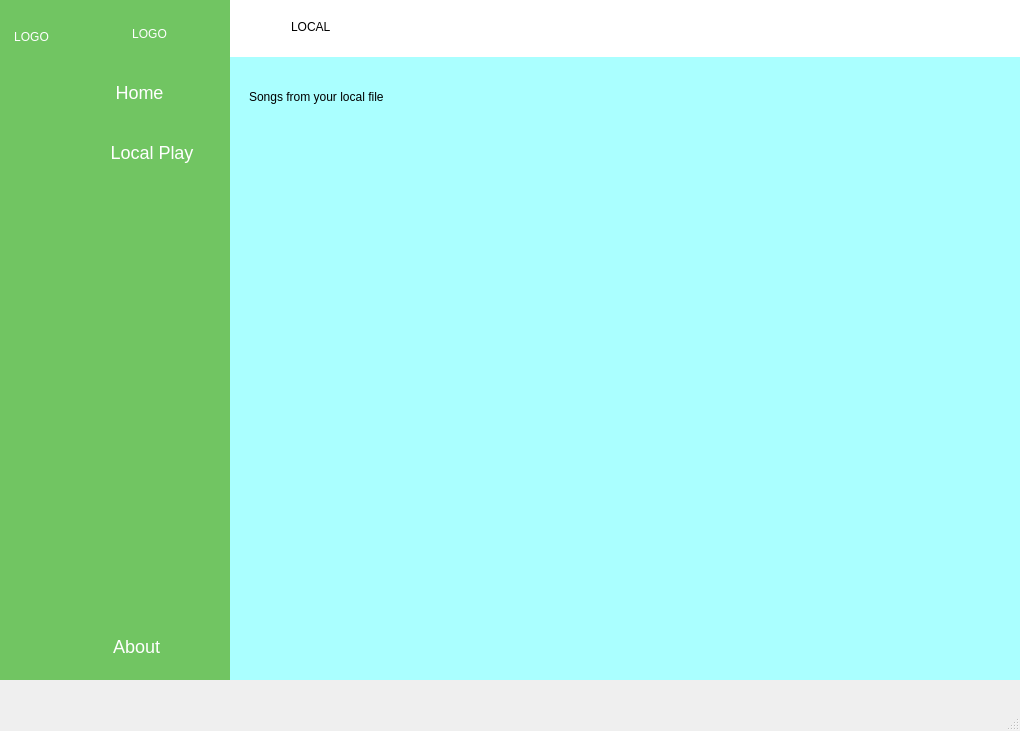
Above: UI/main_screen.ui from VincentZyrellDelaCruz/PyqtProject before the change. Below: the same form after it.
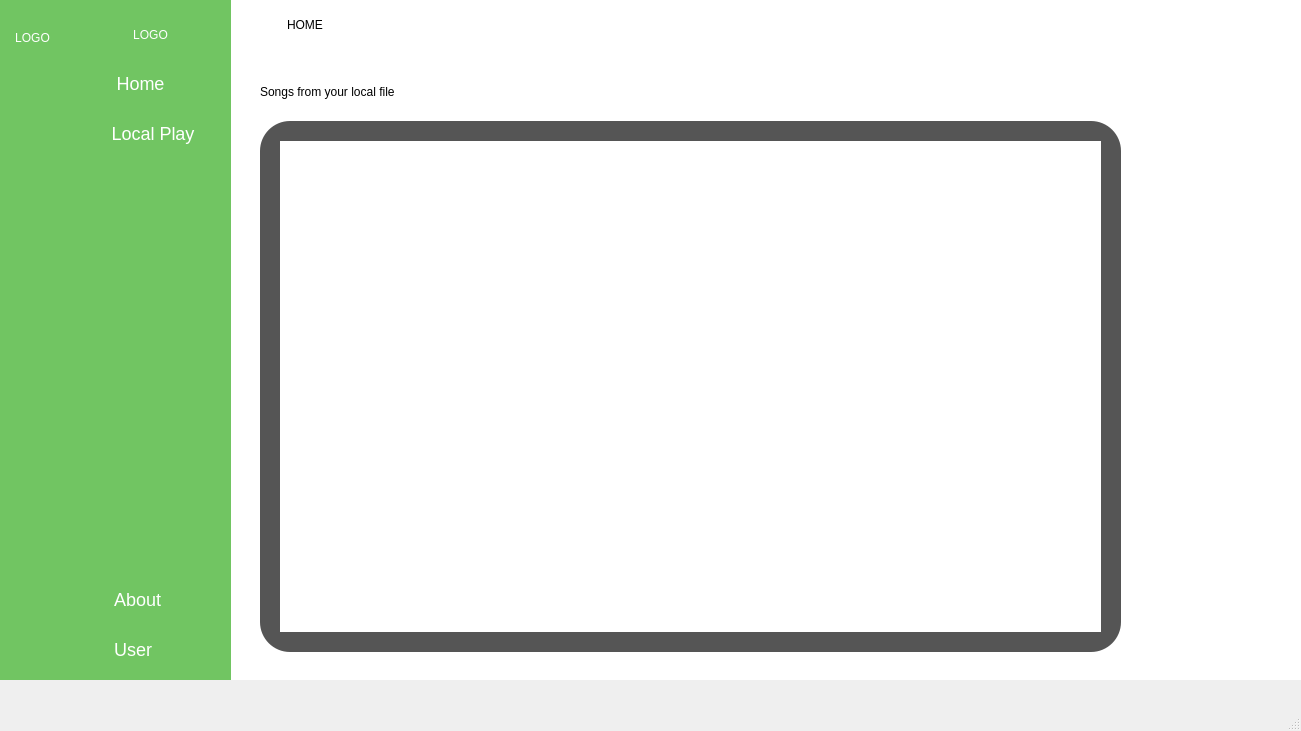
That is the form after the change. The open tabs and pages were chosen to show the change. Icons and pictures are not drawn.

Commit message: Add metadata module and playlist inside local play page

```diff
--- a/UI/main_screen.ui
+++ b/UI/main_screen.ui
@@ -6,7 +6,7 @@
    <rect>
     <x>0</x>
     <y>0</y>
-    <width>1020</width>
+    <width>1301</width>
     <height>731</height>
    </rect>
   </property>
@@ -44,17 +44,17 @@
    <widget class="QWidget" name="layoutWidget">
     <property name="geometry">
      <rect>
-      <x>-1</x>
-      <y>-3</y>
-      <width>1021</width>
-      <height>759</height>
+      <x>0</x>
+      <y>-2</y>
+      <width>1135</width>
+      <height>721</height>
      </rect>
     </property>
-    <layout class="QGridLayout" name="gridLayout">
-     <property name="horizontalSpacing">
+    <layout class="QHBoxLayout" name="horizontalLayout_4">
+     <property name="spacing">
       <number>0</number>
      </property>
-     <item row="0" column="0">
+     <item>
       <widget class="QWidget" name="widget_icons" native="true">
        <property name="minimumSize">
         <size>
@@ -86,7 +86,7 @@
          <number>30</number>
         </property>
         <property name="bottomMargin">
-         <number>30</number>
+         <number>50</number>
         </property>
         <item>
          <layout class="QHBoxLayout" name="horizontalLayout">
@@ -131,10 +131,10 @@
         <item>
          <layout class="QVBoxLayout" name="verticalLayout">
           <property name="spacing">
-           <number>20</number>
+           <number>10</number>
           </property>
           <property name="topMargin">
-           <number>25</number>
+           <number>15</number>
           </property>
           <item>
            <widget class="QPushButton" name="home1">
@@ -232,7 +232,7 @@
         <item>
          <layout class="QVBoxLayout" name="verticalLayout_3">
           <property name="spacing">
-           <number>20</number>
+           <number>10</number>
           </property>
           <item>
            <widget class="QPushButton" name="about1">
@@ -317,7 +317,7 @@
        </layout>
       </widget>
      </item>
-     <item row="0" column="1">
+     <item>
       <widget class="QWidget" name="widget_icontexts" native="true">
        <property name="minimumSize">
         <size>
@@ -348,7 +348,7 @@
          <number>30</number>
         </property>
         <property name="bottomMargin">
-         <number>30</number>
+         <number>50</number>
         </property>
         <item>
          <widget class="QLabel" name="label_7">
@@ -363,10 +363,10 @@
         <item>
          <layout class="QVBoxLayout" name="verticalLayout_2">
           <property name="spacing">
-           <number>20</number>
+           <number>10</number>
           </property>
           <property name="topMargin">
-           <number>25</number>
+           <number>15</number>
           </property>
           <item>
            <widget class="QPushButton" name="home2">
@@ -475,7 +475,7 @@
         <item>
          <layout class="QVBoxLayout" name="verticalLayout_4">
           <property name="spacing">
-           <number>20</number>
+           <number>10</number>
           </property>
           <item>
            <widget class="QPushButton" name="about2">
@@ -572,20 +572,131 @@
        </layout>
       </widget>
      </item>
-     <item row="0" column="2">
+     <item>
+      <layout class="QVBoxLayout" name="verticalLayout_7">
+       <property name="sizeConstraint">
+        <enum>QLayout::SetMinAndMaxSize</enum>
+       </property>
+       <item>
+        <widget class="QWidget" name="header" native="true">
+         <property name="sizePolicy">
+          <sizepolicy hsizetype="Preferred" vsizetype="Fixed">
+           <horstretch>0</horstretch>
+           <verstretch>0</verstretch>
+          </sizepolicy>
+         </property>
+         <property name="minimumSize">
+          <size>
+           <width>900</width>
+           <height>41</height>
+          </size>
+         </property>
+         <property name="styleSheet">
+          <string notr="true">background-color: rgb(255, 255, 255);</string>
+         </property>
+         <layout class="QHBoxLayout" name="horizontalLayout_3">
+          <item>
+           <layout class="QHBoxLayout" name="horizontalLayout_2">
+            <property name="spacing">
+             <number>10</number>
+            </property>
+            <property name="leftMargin">
+             <number>5</number>
+            </property>
+            <item>
+             <widget class="QPushButton" name="burger_icon">
+              <property name="cursor">
+               <cursorShape>PointingHandCursor</cursorShape>
+              </property>
+              <property name="styleSheet">
+               <string notr="true">QPushButton {
+	background: none;
+	border: none;
+	border-radius: 5px;
+}
+QPushButton:hover {
+	border: 2px solid black;
+}</string>
+              </property>
+              <property name="text">
+               <string/>
+              </property>
+              <property name="icon">
+               <iconset resource="../assets/resources.qrc">
+                <normaloff>:/icons/burger-bar.png</normaloff>:/icons/burger-bar.png</iconset>
+              </property>
+              <property name="iconSize">
+               <size>
+                <width>30</width>
+                <height>30</height>
+               </size>
+              </property>
+              <property name="checkable">
+               <bool>true</bool>
+              </property>
+             </widget>
+            </item>
+            <item>
+             <widget class="QLabel" name="label_3">
+              <property name="styleSheet">
+               <string notr="true">font: 12pt &quot;Arial Rounded MT Bold&quot;;
+color: black;</string>
+              </property>
+              <property name="text">
+               <string>HOME</string>
+              </property>
+             </widget>
+            </item>
+           </layout>
+          </item>
+          <item>
+           <spacer name="horizontalSpacer_3">
+            <property name="orientation">
+             <enum>Qt::Horizontal</enum>
+            </property>
+            <property name="sizeHint" stdset="0">
+             <size>
+              <width>655</width>
+              <height>36</height>
+             </size>
+            </property>
+           </spacer>
+          </item>
+         </layout>
+        </widget>
+       </item>
+       <item>
       <widget class="QWidget" name="main_screen" native="true">
+         <property name="sizePolicy">
+          <sizepolicy hsizetype="Preferred" vsizetype="Preferred">
+           <horstretch>0</horstretch>
+           <verstretch>0</verstretch>
+          </sizepolicy>
+         </property>
+         <property name="minimumSize">
+          <size>
+           <width>900</width>
+           <height>0</height>
+          </size>
+         </property>
        <property name="styleSheet">
-        <string notr="true">background-color: rgb(170, 255, 255);</string>
+          <string notr="true"/>
        </property>
        <widget class="QStackedWidget" name="home_stack">
         <property name="geometry">
          <rect>
           <x>-1</x>
           <y>-1</y>
-          <width>791</width>
+            <width>901</width>
           <height>681</height>
          </rect>
         </property>
+          <property name="sizePolicy">
+           <sizepolicy hsizetype="Expanding" vsizetype="Preferred">
+            <horstretch>0</horstretch>
+            <verstretch>0</verstretch>
+           </sizepolicy>
+          </property>
         <property name="minimumSize">
          <size>
           <width>761</width>
@@ -627,101 +738,14 @@
            <string>Recommended Artists</string>
           </property>
          </widget>
-         <widget class="QWidget" name="header" native="true">
-          <property name="geometry">
-           <rect>
-            <x>0</x>
-            <y>0</y>
-            <width>791</width>
-            <height>61</height>
-           </rect>
-          </property>
-          <property name="minimumSize">
-           <size>
-            <width>761</width>
-            <height>41</height>
-           </size>
-          </property>
-          <property name="styleSheet">
-           <string notr="true">background-color: rgb(255, 255, 255);</string>
-          </property>
-          <layout class="QHBoxLayout" name="horizontalLayout_3">
-           <item>
-            <layout class="QHBoxLayout" name="horizontalLayout_2">
-             <property name="spacing">
-              <number>10</number>
-             </property>
-             <property name="leftMargin">
-              <number>20</number>
-             </property>
-             <item>
-              <widget class="QPushButton" name="burger_icon">
-               <property name="cursor">
-                <cursorShape>PointingHandCursor</cursorShape>
-               </property>
-               <property name="styleSheet">
-                <string notr="true">QPushButton {
-	background: none;
-	border: none;
-}
-QPushButton:hover {
-	border: 2px solid black;
-}</string>
-               </property>
-               <property name="text">
-                <string/>
-               </property>
-               <property name="icon">
-                <iconset resource="../assets/resources.qrc">
-                 <normaloff>:/icons/burger-bar.png</normaloff>:/icons/burger-bar.png</iconset>
-               </property>
-               <property name="iconSize">
-                <size>
-                 <width>30</width>
-                 <height>30</height>
-                </size>
-               </property>
-               <property name="checkable">
-                <bool>true</bool>
-               </property>
-              </widget>
-             </item>
-             <item>
-              <widget class="QLabel" name="label_3">
-               <property name="styleSheet">
-                <string notr="true">font: 12pt &quot;Arial Rounded MT Bold&quot;;
-color: black;</string>
-               </property>
-               <property name="text">
-                <string>HOME</string>
-               </property>
-              </widget>
-             </item>
-            </layout>
-           </item>
-           <item>
-            <spacer name="horizontalSpacer_3">
-             <property name="orientation">
-              <enum>Qt::Horizontal</enum>
-             </property>
-             <property name="sizeHint" stdset="0">
-              <size>
-               <width>655</width>
-               <height>36</height>
-              </size>
-             </property>
-            </spacer>
-           </item>
-          </layout>
-         </widget>
         </widget>
         <widget class="QWidget" name="local_page">
          <widget class="QLabel" name="label_6">
           <property name="geometry">
            <rect>
-            <x>20</x>
-            <y>70</y>
-            <width>721</width>
+              <x>30</x>
+              <y>10</y>
+              <width>741</width>
             <height>61</height>
            </rect>
           </property>
@@ -733,96 +757,44 @@
            <string>Songs from your local file</string>
           </property>
          </widget>
-         <widget class="QWidget" name="header_2" native="true">
+           <widget class="QFrame" name="content_layout">
           <property name="geometry">
            <rect>
-            <x>0</x>
-            <y>0</y>
-            <width>791</width>
-            <height>61</height>
-           </rect>
-          </property>
-          <property name="minimumSize">
-           <size>
-            <width>761</width>
-            <height>41</height>
-           </size>
-          </property>
+              <x>30</x>
+              <y>70</y>
+              <width>861</width>
+              <height>531</height>
+             </rect>
+            </property>
           <property name="styleSheet">
-           <string notr="true">background-color: rgb(255, 255, 255);</string>
-          </property>
-          <layout class="QHBoxLayout" name="horizontalLayout_4">
-           <item>
-            <layout class="QHBoxLayout" name="horizontalLayout_5">
-             <property name="spacing">
-              <number>10</number>
-             </property>
-             <property name="leftMargin">
-              <number>20</number>
-             </property>
-             <item>
-              <widget class="QPushButton" name="burger_icon_2">
-               <property name="cursor">
-                <cursorShape>PointingHandCursor</cursorShape>
-               </property>
-               <property name="styleSheet">
-                <string notr="true">QPushButton {
-	background: none;
-	border: none;
-}
-QPushButton:hover {
-	border: 2px solid black;
+             <string notr="true">QFrame {
+	background-color: #555;
+	border-radius: 30px
 }</string>
                </property>
-               <property name="text">
-                <string/>
-               </property>
-               <property name="icon">
-                <iconset resource="../assets/resources.qrc">
-                 <normaloff>:/icons/burger-bar.png</normaloff>:/icons/burger-bar.png</iconset>
-               </property>
-               <property name="iconSize">
-                <size>
-                 <width>30</width>
-                 <height>30</height>
-                </size>
-               </property>
-               <property name="checkable">
-                <bool>true</bool>
-               </property>
-              </widget>
-             </item>
-             <item>
-              <widget class="QLabel" name="label_8">
-               <property name="styleSheet">
-                <string notr="true">font: 12pt &quot;Arial Rounded MT Bold&quot;;
-color: black;</string>
-               </property>
-               <property name="text">
-                <string>LOCAL</string>
-               </property>
-              </widget>
-             </item>
-            </layout>
-           </item>
-           <item>
-            <spacer name="horizontalSpacer_4">
-             <property name="orientation">
-              <enum>Qt::Horizontal</enum>
-             </property>
-             <property name="sizeHint" stdset="0">
-              <size>
-               <width>655</width>
-               <height>36</height>
-              </size>
-             </property>
-            </spacer>
-           </item>
-          </layout>
+            <property name="frameShape">
+             <enum>QFrame::StyledPanel</enum>
+            </property>
+            <property name="frameShadow">
+             <enum>QFrame::Raised</enum>
+            </property>
+            <widget class="QWidget" name="verticalLayoutWidget">
+             <property name="geometry">
+              <rect>
+               <x>20</x>
+               <y>20</y>
+               <width>821</width>
+               <height>491</height>
+              </rect>
+             </property>
+             <layout class="QVBoxLayout" name="list_layout"/>
+            </widget>
+           </widget>
          </widget>
         </widget>
        </widget>
-      </widget>
+       </item>
+      </layout>
      </item>
     </layout>
    </widget>
```
Left out of the diff: 45 changed lines with no effect on the pictures. Lines whose indentation alone changed are shown as unchanged. The commit also changes 5 other files.
